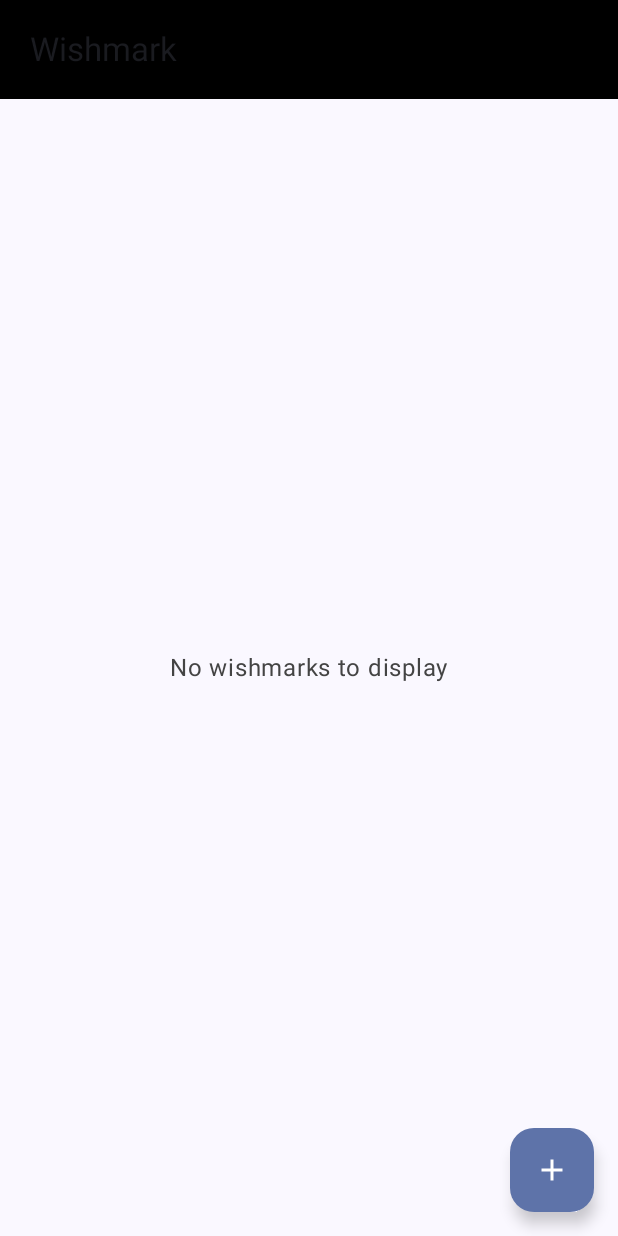
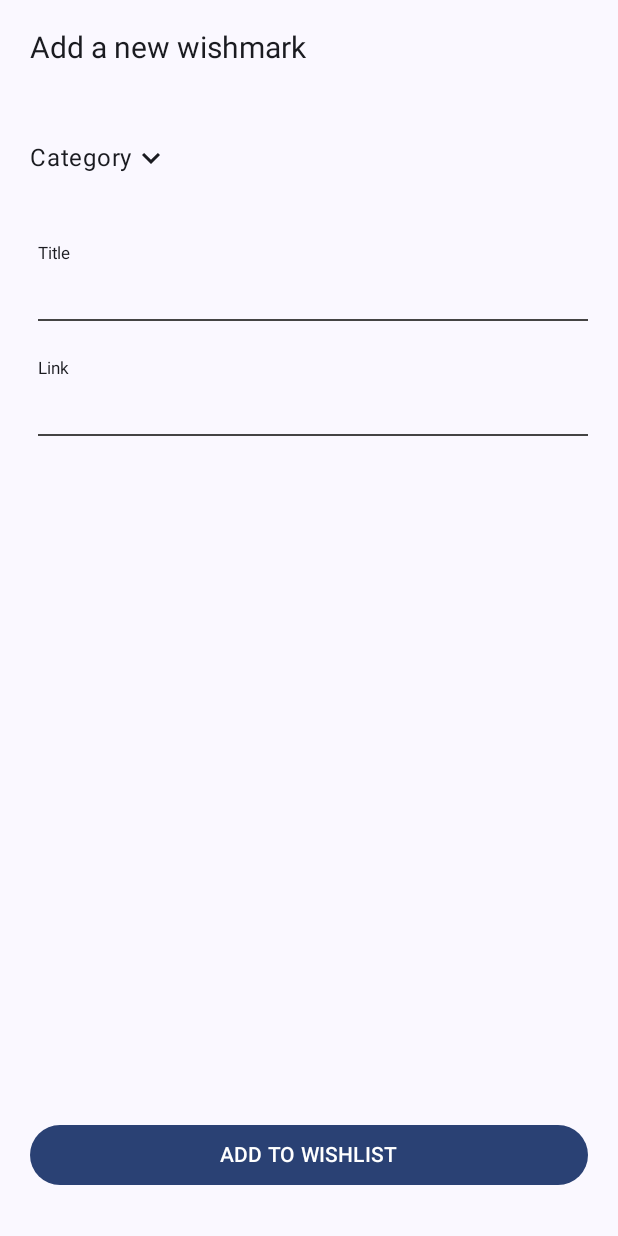
Before and after one commit to josipamrsa/wishmark, an Android app built with Jetpack Compose: the screen it shows after launch (MainActivity), after a tap on "Add a wishmark", on a phone screen of 412 x 824 dp. Run offline under Robolectric (Android 15) with nearby library versions, the phone set to English and light mode, and no system bars; our stand-ins replace Dagger/Hilt's generated code, Room's generated code, Timber; libraries missing offline, so code that uses them is left out: com.fresh.materiallinkpreview.

Commit message:
added bookmark adding feature

```diff
--- a/app/src/main/java/com/example/wishmark/feature_bookmark/MainActivity.kt
+++ b/app/src/main/java/com/example/wishmark/feature_bookmark/MainActivity.kt
@@ -10,9 +10,12 @@ import androidx.compose.material3.Text
 import androidx.compose.runtime.Composable
 import androidx.compose.ui.Modifier
 import androidx.compose.ui.tooling.preview.Preview
+import androidx.navigation.NavType
 import androidx.navigation.compose.NavHost
 import androidx.navigation.compose.composable
 import androidx.navigation.compose.rememberNavController
+import androidx.navigation.navArgument
+import com.example.wishmark.feature_bookmark.presentation.add_bookmark.AddEditBookmarkScreen
 import com.example.wishmark.feature_bookmark.presentation.bookmarks.BookmarksScreen
 import com.example.wishmark.feature_bookmark.presentation.util.Screen
 import com.example.wishmark.ui.theme.WishmarkTheme
@@ -34,8 +37,24 @@ class MainActivity : ComponentActivity() {
                         navController = navController,
                         startDestination = Screen.BookmarksScreen.route
                     ) {
-                        composable(route = Screen.BookmarksScreen.route) {
+                        composable(
+                            route = Screen.BookmarksScreen.route
+                        ) {
                             BookmarksScreen(navController = navController)
+                        }
+
+                        composable(
+                            route = "${Screen.AddBookmarkScreen.route}" +
+                                    "?bookmarkId={bookmarkId}",
+                            arguments = listOf(
+                                navArgument(name = "bookmarkId") {
+                                    type = NavType.IntType
+                                    defaultValue = -1
+                                }
+                            )
+                        ) {
+
+                            AddEditBookmarkScreen(navController = navController)
                         }
                     }
 
--- a/app/src/main/java/com/example/wishmark/feature_bookmark/domain/model/Category.kt
+++ b/app/src/main/java/com/example/wishmark/feature_bookmark/domain/model/Category.kt
@@ -3,6 +3,7 @@ package com.example.wishmark.feature_bookmark.domain.model
 import androidx.compose.ui.graphics.Color
 
 enum class Category {
+    NONE(Color.Transparent),
     TECHNOLOGY(Color.hsl(250f, 0.69f, 0.45f)),
     FASHION(Color.hsl(278f, 0.69f, 0.45f)),
     BEAUTY(Color.hsl(297f, 0.69f, 0.45f)),
--- /dev/null
+++ b/app/src/main/java/com/example/wishmark/feature_bookmark/presentation/add_bookmark/AddEditBookmarkEvent.kt
@@ -0,0 +1,11 @@
+package com.example.wishmark.feature_bookmark.presentation.add_bookmark
+
+import androidx.compose.ui.focus.FocusState
+import com.example.wishmark.feature_bookmark.domain.model.Category
+
+sealed class AddEditBookmarkEvent {
+    data class TypingTitle(val value: String): AddEditBookmarkEvent()
+    data class TypingLink(val value: String): AddEditBookmarkEvent()
+    data class SelectedCategory(var category: Category): AddEditBookmarkEvent()
+    object SaveBookmark: AddEditBookmarkEvent()
+}
--- /dev/null
+++ b/app/src/main/java/com/example/wishmark/feature_bookmark/presentation/add_bookmark/AddEditBookmarkScreen.kt
@@ -0,0 +1,133 @@
+package com.example.wishmark.feature_bookmark.presentation.add_bookmark
+
+import androidx.compose.foundation.clickable
+import androidx.compose.foundation.layout.Arrangement
+import androidx.compose.foundation.layout.Column
+import androidx.compose.foundation.layout.Row
+import androidx.compose.foundation.layout.Spacer
+import androidx.compose.foundation.layout.fillMaxSize
+import androidx.compose.foundation.layout.fillMaxWidth
+import androidx.compose.foundation.layout.padding
+import androidx.compose.material.icons.Icons
+import androidx.compose.material.icons.filled.KeyboardArrowDown
+import androidx.compose.material.icons.filled.KeyboardArrowUp
+import androidx.compose.material3.Button
+import androidx.compose.material3.DropdownMenu
+import androidx.compose.material3.DropdownMenuItem
+import androidx.compose.material3.Icon
+import androidx.compose.material3.MenuDefaults
+import androidx.compose.material3.SnackbarHostState
+import androidx.compose.material3.Text
+import androidx.compose.runtime.Composable
+import androidx.compose.runtime.LaunchedEffect
+import androidx.compose.runtime.mutableStateOf
+import androidx.compose.runtime.remember
+import androidx.compose.runtime.getValue
+import androidx.compose.runtime.setValue
+import androidx.compose.ui.Modifier
+import androidx.compose.ui.text.TextStyle
+import androidx.compose.ui.unit.dp
+import androidx.compose.ui.unit.sp
+import androidx.hilt.navigation.compose.hiltViewModel
+import androidx.lifecycle.compose.collectAsStateWithLifecycle
+import androidx.navigation.NavController
+import com.example.wishmark.feature_bookmark.domain.model.Category
+import com.example.wishmark.feature_bookmark.presentation.add_bookmark.components.CategoryItem
+import com.example.wishmark.feature_bookmark.presentation.add_bookmark.components.CategoryMenu
+import com.example.wishmark.feature_bookmark.presentation.util.shared.TextInputWithHint
+import com.example.wishmark.feature_bookmark.presentation.base.StateScreenWithSecondaryScaffold
+import com.example.wishmark.feature_bookmark.presentation.base.UIState
+import kotlinx.coroutines.flow.collectLatest
+
+
+@Composable
+fun AddEditBookmarkScreen(
+    navController: NavController,
+    viewModel: AddEditBookmarkViewModel = hiltViewModel()
+) {
+
+    val uiState by viewModel.mutableStateFlow.collectAsStateWithLifecycle()
+    val titleState = viewModel.singleBookmarkState.value.title
+    val linkState = viewModel.singleBookmarkState.value.link
+    val categoriesState = viewModel.singleBookmarkState.value.category
+
+
+    LaunchedEffect(key1 = true) {
+        viewModel.mutableStateFlow.collectLatest {
+            if (it == UIState.Success(AddEditBookmarkEvent.SaveBookmark)) {
+                navController.navigateUp()
+            }
+        }
+    }
+
+    // TODO goes to vm
+    var selectedCategory by remember {
+        mutableStateOf(Category.NONE)
+    }
+
+    StateScreenWithSecondaryScaffold(
+        uiState = UIState.Idle,
+        scaffoldTitle = "Add a new wishmark"
+    ) {
+        Column(
+            verticalArrangement = Arrangement.SpaceBetween,
+            modifier = Modifier
+                .padding(
+                    top = 30.dp,
+                    start = 20.dp,
+                    end = 20.dp,
+                    bottom = 30.dp
+                )
+                .fillMaxSize()
+
+        ) {
+            Column {
+                Row(
+                    horizontalArrangement = Arrangement.SpaceBetween,
+                    modifier = Modifier.fillMaxWidth()
+                ) {
+                    CategoryMenu(
+                        selectCategory = {
+                            viewModel.onEvent(AddEditBookmarkEvent.SelectedCategory(it))
+                        }
+                    )
+
+                    if (categoriesState != Category.NONE)
+                        CategoryItem(categoriesState)
+                }
+
+
+                Spacer(
+                    modifier = Modifier
+                        .padding(10.dp)
+                )
+
+                TextInputWithHint(
+                    title = "Title",
+                    value = titleState,
+                    onValueChange = {
+                        viewModel.onEvent(AddEditBookmarkEvent.TypingTitle(it))
+                    }
+                )
+
+                TextInputWithHint(
+                    title = "Link",
+                    value = linkState,
+                    onValueChange = {
+                        viewModel.onEvent(AddEditBookmarkEvent.TypingLink(it))
+                    }
+                )
+            }
+
+            Button(
+                onClick = {
+                    viewModel.onEvent(AddEditBookmarkEvent.SaveBookmark)
+                },
+                modifier = Modifier.fillMaxWidth()
+            ) {
+                Text(text = "ADD TO WISHLIST")
+            }
+        }
+    }
+
+}
--- /dev/null
+++ b/app/src/main/java/com/example/wishmark/feature_bookmark/presentation/add_bookmark/SingleBookmarkState.kt
@@ -0,0 +1,9 @@
+package com.example.wishmark.feature_bookmark.presentation.add_bookmark
+
+import com.example.wishmark.feature_bookmark.domain.model.Category
+
+data class SingleBookmarkState (
+    val title: String = "",
+    val link: String = "",
+    val category: Category = Category.NONE
+)
--- /dev/null
+++ b/app/src/main/java/com/example/wishmark/feature_bookmark/presentation/add_bookmark/components/CategoryMenu.kt
@@ -0,0 +1,86 @@
+package com.example.wishmark.feature_bookmark.presentation.add_bookmark.components
+
+import androidx.compose.foundation.clickable
+import androidx.compose.foundation.layout.Column
+import androidx.compose.foundation.layout.Row
+import androidx.compose.foundation.layout.Spacer
+import androidx.compose.foundation.layout.padding
+import androidx.compose.material.icons.Icons
+import androidx.compose.material.icons.filled.KeyboardArrowDown
+import androidx.compose.material.icons.filled.KeyboardArrowUp
+import androidx.compose.material3.Divider
+import androidx.compose.material3.DropdownMenu
+import androidx.compose.material3.DropdownMenuItem
+import androidx.compose.material3.Icon
+import androidx.compose.material3.MenuDefaults
+import androidx.compose.material3.Text
+import androidx.compose.runtime.Composable
+import androidx.compose.runtime.getValue
+import androidx.compose.runtime.mutableStateOf
+import androidx.compose.runtime.remember
+import androidx.compose.runtime.setValue
+import androidx.compose.ui.Modifier
+import androidx.compose.ui.graphics.Color
+import androidx.compose.ui.unit.dp
+import com.example.wishmark.feature_bookmark.domain.model.Category
+
+@Composable
+fun CategoryMenu(selectCategory: (Category) -> Unit) {
+    var expanded by remember {
+        mutableStateOf(false)
+    }
+
+    Column(
+        modifier = Modifier
+            .clickable { expanded = !expanded }
+    ) {
+        Row {
+            Text(text = "Category")
+            Icon(
+                imageVector = if (!expanded)
+                    Icons.Filled.KeyboardArrowDown
+                else Icons.Filled.KeyboardArrowUp,
+                contentDescription = "Open DropDown menu"
+            )
+        }
+
+        Spacer(
+            modifier = Modifier
+                .padding(10.dp)
+        )
+
+        DropdownMenu(
+            expanded = expanded,
+            onDismissRequest = {
+                expanded = false
+            },
+
+            ) {
+            Category.entries
+                .filter { it != Category.NONE }
+                .forEach { option ->
+                    DropdownMenuItem(
+                        text = {
+                            Text(
+                                text = option.name,
+                                modifier = Modifier
+                                    .padding(7.dp)
+                            )
+                        },
+                        onClick = {
+                            selectCategory(option)
+                        },
+                        colors = MenuDefaults.itemColors(
+                            textColor = Color.White
+                        )
+                    )
+
+                    Divider(
+                        thickness = 0.5.dp,
+                        color = Color.DarkGray
+                    )
+                }
+
+        }
+    }
+}
--- a/app/src/main/java/com/example/wishmark/feature_bookmark/presentation/base/BaseScreen.kt
+++ b/app/src/main/java/com/example/wishmark/feature_bookmark/presentation/base/BaseScreen.kt
@@ -5,6 +5,7 @@ import androidx.compose.foundation.background
 import androidx.compose.foundation.layout.Box
 import androidx.compose.foundation.layout.Column
 import androidx.compose.foundation.layout.ColumnScope
+import androidx.compose.foundation.layout.fillMaxSize
 import androidx.compose.foundation.layout.fillMaxWidth
 import androidx.compose.foundation.layout.padding
 import androidx.compose.material.icons.Icons
@@ -12,15 +13,19 @@ import androidx.compose.material.icons.filled.Add
 import androidx.compose.material3.FloatingActionButton
 import androidx.compose.material3.Icon
 import androidx.compose.material3.Scaffold
+import androidx.compose.material3.Text
 import androidx.compose.runtime.Composable
 import androidx.compose.ui.Modifier
 import androidx.compose.ui.graphics.Color
+import androidx.compose.ui.text.TextStyle
+import androidx.compose.ui.unit.dp
+import androidx.compose.ui.unit.sp
 import com.example.wishmark.feature_bookmark.presentation.util.shared.CircularLoaderIndicator
 import com.example.wishmark.feature_bookmark.presentation.util.shared.ErrorDisplayHandler
 import com.example.wishmark.feature_bookmark.presentation.util.shared.WishmarkHeader
 
 @Composable
-fun StateScreenWithScaffold(
+fun StateScreenWithMainScaffold(
     uiState: UIState,
     modifier: Modifier = Modifier,
     isFabVisible: Boolean,
@@ -50,7 +55,10 @@ fun StateScreenWithScaffold(
 
         ) { paddingValues ->
 
-        Box(modifier.padding(paddingValues)) {
+        Box(
+            modifier
+                .padding(paddingValues)
+        ) {
             when (uiState) {
                 is UIState.Loading -> CircularLoaderIndicator()
                 is UIState.Error -> {
@@ -65,6 +73,42 @@ fun StateScreenWithScaffold(
 }
 
 @Composable
-fun StateScreen() {
+fun StateScreenWithSecondaryScaffold(
+    uiState: UIState,
+    scaffoldTitle: String,
+    modifier: Modifier = Modifier,
+    content: @Composable ColumnScope.() -> Unit
+) {
+
+    Scaffold(
+        topBar = {
+            Box(modifier = Modifier
+                .fillMaxWidth()
+                .padding(20.dp)
+            ) {
+                Text(
+                    text = scaffoldTitle,
+                    style = TextStyle(
+                        fontSize = 20.sp
+                    )
+                )
+            }
+        },
+    ) { paddingValues ->
+        Box(
+            modifier
+                .fillMaxSize()
+                .padding(paddingValues)
+        ) {
+            when (uiState) {
+                is UIState.Loading -> CircularLoaderIndicator()
+                is UIState.Error -> {
+                    ErrorDisplayHandler(uiState)
+                }
+
+                else -> Column { content() }
+            }
+        }
+    }
 
 }
--- a/app/src/main/java/com/example/wishmark/feature_bookmark/presentation/base/BaseViewModel.kt
+++ b/app/src/main/java/com/example/wishmark/feature_bookmark/presentation/base/BaseViewModel.kt
@@ -95,3 +95,7 @@ interface UIState {
     data class Error(val throwable: Throwable) : UIState
     data class Success<out R>(val resource: R) : UIState
 }
+
+interface UIEvent {
+
+}
--- a/app/src/main/java/com/example/wishmark/feature_bookmark/presentation/bookmarks/BookmarksScreen.kt
+++ b/app/src/main/java/com/example/wishmark/feature_bookmark/presentation/bookmarks/BookmarksScreen.kt
@@ -12,8 +12,9 @@ import androidx.compose.ui.Modifier
 import androidx.hilt.navigation.compose.hiltViewModel
 import androidx.lifecycle.compose.collectAsStateWithLifecycle
 import androidx.navigation.NavController
-import com.example.wishmark.feature_bookmark.presentation.base.StateScreenWithScaffold
+import com.example.wishmark.feature_bookmark.presentation.base.StateScreenWithMainScaffold
 import com.example.wishmark.feature_bookmark.presentation.bookmarks.components.BookmarkItem
+import com.example.wishmark.feature_bookmark.presentation.util.Screen
 import com.example.wishmark.feature_bookmark.presentation.util.shared.InfoDisplayHandler
 
 @Composable
@@ -46,10 +47,10 @@ fun BookmarksScreen(
     val scope = rememberCoroutineScope()
     val snackbarHostState = remember { SnackbarHostState() }
 
-    StateScreenWithScaffold(
+    StateScreenWithMainScaffold(
         uiState = uiState,
         isFabVisible = true,
-        fabAction = { /*TODO*/ },
+        fabAction = { navController.navigate(Screen.AddBookmarkScreen.route) },
     ) {
         BookmarksScreenBody(
             bookmarks = bookmarksState.bookmarks
--- a/app/src/main/java/com/example/wishmark/feature_bookmark/presentation/bookmarks/BookmarksViewModel.kt
+++ b/app/src/main/java/com/example/wishmark/feature_bookmark/presentation/bookmarks/BookmarksViewModel.kt
@@ -74,7 +74,6 @@ class BookmarksViewModel @Inject constructor(
         }
     }
 
-
     suspend fun downloadLinkMetaData(link: String): OpenGraphMetaData? {
         return openGraphMetaDataProvider.startFetchingMetadataAsync(URL(link)).getOrNull()
     }
--- a/app/src/main/java/com/example/wishmark/feature_bookmark/presentation/util/Screen.kt
+++ b/app/src/main/java/com/example/wishmark/feature_bookmark/presentation/util/Screen.kt
@@ -2,4 +2,6 @@ package com.example.wishmark.feature_bookmark.presentation.util
 
 sealed class Screen(val route: String) {
     object BookmarksScreen: Screen("bookmarks_screen")
+
+    object AddBookmarkScreen: Screen("add_bookmark_screen")
 }
--- /dev/null
+++ b/app/src/main/java/com/example/wishmark/feature_bookmark/presentation/util/shared/TextInput.kt
@@ -0,0 +1,67 @@
+package com.example.wishmark.feature_bookmark.presentation.util.shared
+
+import androidx.compose.foundation.background
+import androidx.compose.foundation.border
+import androidx.compose.foundation.layout.Column
+import androidx.compose.foundation.layout.Row
+import androidx.compose.foundation.layout.Spacer
+import androidx.compose.foundation.layout.fillMaxWidth
+import androidx.compose.foundation.layout.height
+import androidx.compose.foundation.layout.padding
+import androidx.compose.foundation.shape.RoundedCornerShape
+import androidx.compose.foundation.text.BasicTextField
+import androidx.compose.material3.Divider
+import androidx.compose.material3.Text
+import androidx.compose.runtime.Composable
+import androidx.compose.ui.Modifier
+import androidx.compose.ui.graphics.Color
+import androidx.compose.ui.text.TextStyle
+import androidx.compose.ui.unit.dp
+import androidx.compose.ui.unit.sp
+
+@Composable
+fun TextInputWithHint(
+    title: String,
+    value: String,
+    onValueChange: (String) -> Unit
+) {
+    Column(
+        modifier = Modifier.fillMaxWidth()
+    ) {
+        Text(
+            text = title,
+            style = TextStyle(
+                fontSize = 11.sp
+            ),
+            modifier = Modifier
+                .padding(5.dp)
+        )
+
+        BasicTextField(
+            value = value,
+            onValueChange = onValueChange,
+            singleLine = true,
+            textStyle = TextStyle(
+                fontSize = 18.sp,
+                color = Color.White,
+            ),
+            modifier = Modifier.padding(5.dp)
+        )
+
+        Divider(
+            color = Color.DarkGray,
+            modifier = Modifier
+                .height(1.dp)
+                .fillMaxWidth()
+                .padding(
+                    start = 5.dp
+                )
+        )
+    }
+
+    Spacer(
+        modifier = Modifier
+            .padding(10.dp)
+    )
+
+}
```
Also changed, not shown: app/src/main/java/com/example/wishmark/feature_bookmark/presentation/add_bookmark/AddEditBookmarkViewModel.kt (added, +81 -0 lines), app/src/main/java/com/example/wishmark/feature_bookmark/presentation/add_bookmark/components/CategoryItem.kt (added, +32 -0 lines).
